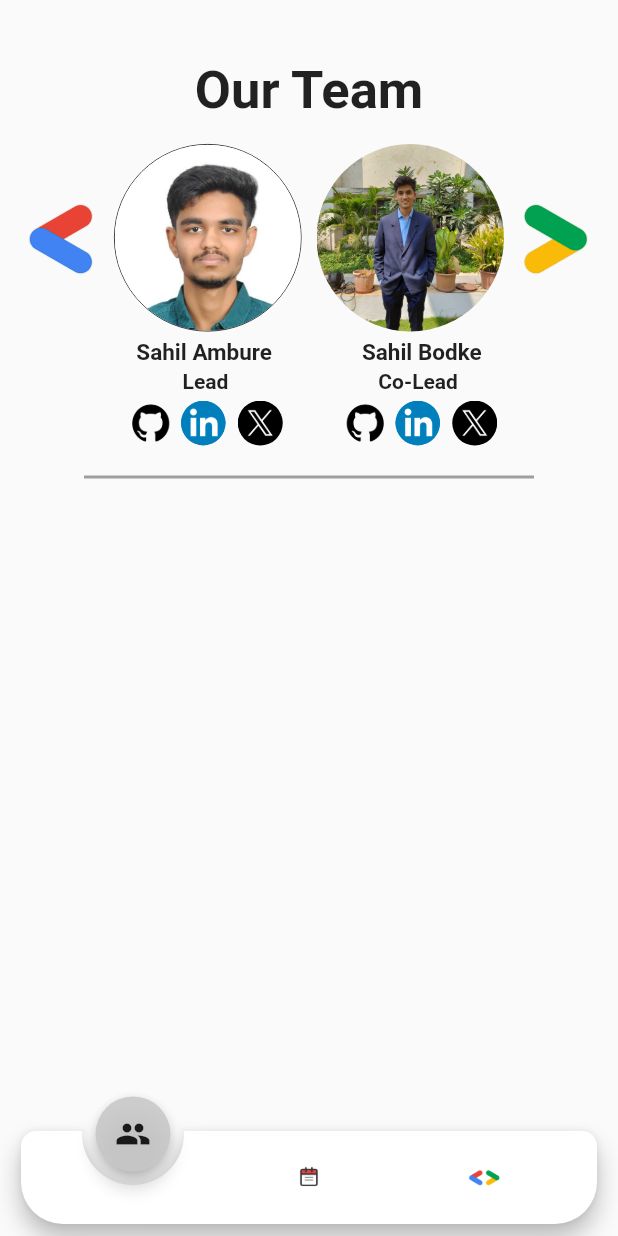
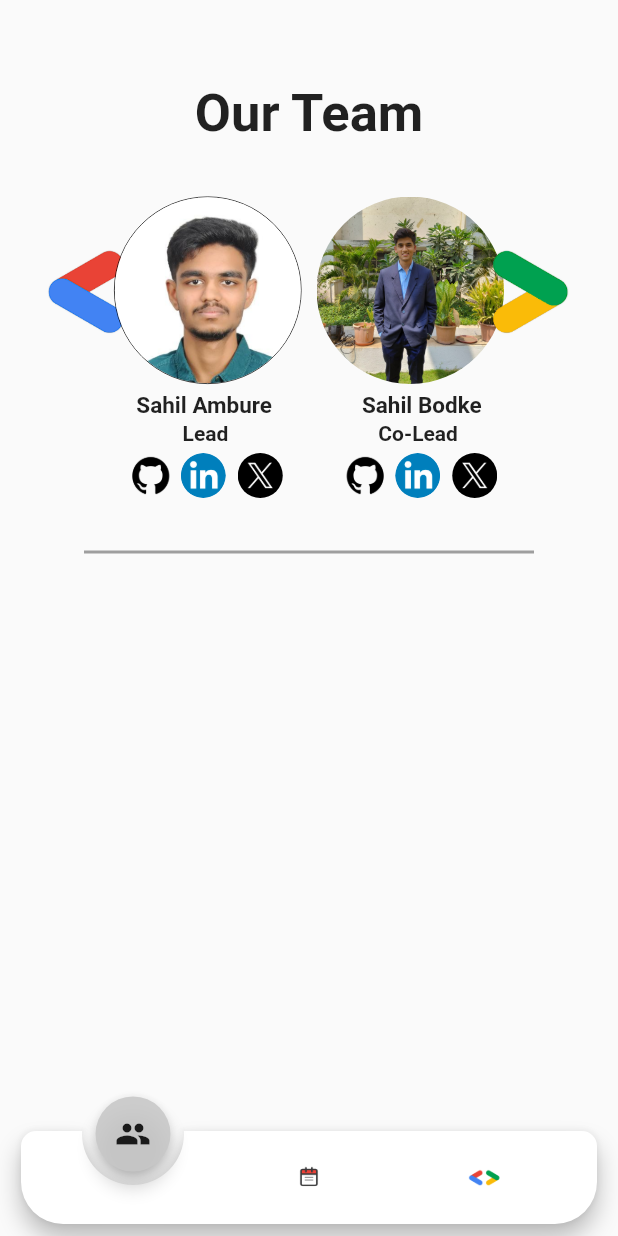
Before and after one commit to tanmaybhole18/GDSCMGMCETAPP, a Flutter app: the first screen one second after launch, on a phone screen of 412 x 824 dp. Run offline on Flutter 3.47's test engine with Material 2 defaults, Android fonts, the phone set to English and light mode, and no system bars; drawn by our look-alikes of animated_notch_bottom_bar, flutter_animate.

Commit message:
fivth commit

```diff
--- a/lib/TeamPageHelper/leads.dart
+++ b/lib/TeamPageHelper/leads.dart
@@ -1,19 +1,84 @@
 import 'package:flutter/material.dart';
+import 'package:flutter_animate/flutter_animate.dart';
 
-class Leads extends StatelessWidget {
-  const Leads({super.key});
+class Leads extends StatefulWidget {
+  const Leads({Key? key}) : super(key: key);
+
+  @override
+  _LeadsState createState() => _LeadsState();
+}
+
+class _LeadsState extends State<Leads> with SingleTickerProviderStateMixin {
+  late AnimationController _controller;
+  late Animation<double> _scaleAnimation;
+  late Animation<double> _positionAnimation;
+  late Animation<double> _scaleAnimation1;
+  late Animation<double> _positionAnimation1;
+
+  @override
+  void initState() {
+    super.initState();
+    _controller = AnimationController(
+      vsync: this,
+      duration: Duration(seconds: 1),
+    );
+
+    _scaleAnimation = Tween<double>(
+      begin: 2, // Starting scale (big)
+      end: 1, // Ending scale (small)
+    ).animate(_controller);
+
+    _positionAnimation = Tween<double>(
+      begin: 70.0, // Starting position (center)
+      end: 0.0, // Ending position (right)
+    ).animate(_controller);
+
+    _scaleAnimation1 = Tween<double>(
+      begin: 2, // Starting scale (big)
+      end: 1, // Ending scale (small)
+    ).animate(_controller);
+
+    _positionAnimation1 = Tween<double>(
+      begin: -70.0, // Starting position (center)
+      end: 0.0, // Ending position (right)
+    ).animate(_controller);
+
+    _controller.forward();
+  }
+
+  @override
+  void dispose() {
+    _controller.dispose();
+    super.dispose();
+  }
 
   @override
   Widget build(BuildContext context) {
     return Column(children: [
+      Stack(
+        alignment: Alignment.center,
+        children: [
           Row(
             crossAxisAlignment: CrossAxisAlignment.center,
             mainAxisAlignment: MainAxisAlignment.center,
             children: [
-          Image.asset(
+              AnimatedBuilder(
+                animation: _controller,
+                builder: (context, child) {
+                  return Transform.scale(
+                    scale: _scaleAnimation.value, // Apply the scale animation
+                    child: Transform.translate(
+                      offset: Offset(_positionAnimation.value,
+                          0.0), // Apply the X-axis translation
+                      child: child,
+                    ),
+                  );
+                },
+                child: Image.asset(
                   'assets/GDSC left.png',
                   height: 70,
                   width: 70,
+                ),
               ),
               Container(
                 height: 125,
@@ -21,8 +86,7 @@ class Leads extends StatelessWidget {
                 decoration: BoxDecoration(
                   shape: BoxShape.circle,
                   border: Border.all(
-                color: const Color.fromARGB(
-                    255, 0, 0, 0), // Border color
+                    color: const Color.fromARGB(255, 0, 0, 0), // Border color
                     width: 0.5, // Border width
                   ),
                 ),
@@ -30,8 +94,9 @@ class Leads extends StatelessWidget {
                   child: Image.asset(
                     'assets/sahila.jpg',
                     fit: BoxFit.cover,
-            )),
                   ),
+                ),
+              ).animate().fade(delay: Duration(seconds: 1)),
               const SizedBox(
                 width: 10,
               ),
@@ -41,11 +106,27 @@ class Leads extends StatelessWidget {
                   height: 125,
                   width: 125,
                   fit: BoxFit.cover,
-          )),
-          Image.asset(
+                ),
+              ).animate().fade(delay: Duration(seconds: 1)),
+              AnimatedBuilder(
+                animation: _controller,
+                builder: (context, child) {
+                  return Transform.scale(
+                    scale: _scaleAnimation1.value, // Apply the scale animation
+                    child: Transform.translate(
+                      offset: Offset(_positionAnimation1.value,
+                          0.0), // Apply the X-axis translation
+                      child: child,
+                    ),
+                  );
+                },
+                child: Image.asset(
                   'assets/GDSC right.png',
                   height: 70,
                   width: 70,
+                ),
+              ),
+            ],
           ),
         ],
       ),
@@ -58,16 +139,14 @@ class Leads extends StatelessWidget {
         children: [
           Text(
             "Sahil Ambure",
-            style: TextStyle(
-                fontWeight: FontWeight.bold, fontSize: 15),
+            style: TextStyle(fontWeight: FontWeight.bold, fontSize: 15),
           ),
           SizedBox(
             width: 60,
           ),
           Text(
             "Sahil Bodke",
-            style: TextStyle(
-                fontWeight: FontWeight.bold, fontSize: 15),
+            style: TextStyle(fontWeight: FontWeight.bold, fontSize: 15),
           ),
         ],
       ),
@@ -104,42 +183,36 @@ class Leads extends StatelessWidget {
           SizedBox(
               height: 40,
               width: 40,
-              child:
-                  ClipOval(child: Image.asset('assets/git.png'))),
+              child: ClipOval(child: Image.asset('assets/git.png'))),
           SizedBox(
               height: 30,
               width: 30,
-              child: ClipOval(
-                  child: Image.asset('assets/linked.png'))),
+              child: ClipOval(child: Image.asset('assets/linked.png'))),
           const SizedBox(
             width: 8,
           ),
           SizedBox(
               height: 30,
               width: 30,
-              child: ClipOval(
-                  child: Image.asset('assets/twitter.jpeg'))),
+              child: ClipOval(child: Image.asset('assets/twitter.jpeg'))),
           const SizedBox(
             width: 35,
           ),
           SizedBox(
               height: 40,
               width: 40,
-              child:
-                  ClipOval(child: Image.asset('assets/git.png'))),
+              child: ClipOval(child: Image.asset('assets/git.png'))),
           SizedBox(
               height: 30,
               width: 30,
-              child: ClipOval(
-                  child: Image.asset('assets/linked.png'))),
+              child: ClipOval(child: Image.asset('assets/linked.png'))),
           const SizedBox(
             width: 8,
           ),
           SizedBox(
               height: 30,
               width: 30,
-              child: ClipOval(
-                  child: Image.asset('assets/twitter.jpeg'))),
+              child: ClipOval(child: Image.asset('assets/twitter.jpeg'))),
         ],
       ),
     ]);
--- a/lib/TeamPageHelper/teamlist.dart
+++ b/lib/TeamPageHelper/teamlist.dart
@@ -15,6 +15,7 @@ class TeamList extends StatelessWidget {
           return Padding(
             padding: const EdgeInsets.only(left: 10, bottom: 10),
             child: Container(
+              width: 330,
               decoration: BoxDecoration(
                 borderRadius: BorderRadius.circular(15),
                 color: const Color.fromARGB(255, 182, 182, 182),
@@ -64,7 +65,7 @@ class TeamList extends StatelessWidget {
                           fontSize: 18,
                           color: Colors.white)),
                   const SizedBox(
-                    height: 4,
+                    height: 7,
                   ),
                   Row(
                       crossAxisAlignment: CrossAxisAlignment.center,
@@ -90,7 +91,7 @@ class TeamList extends StatelessWidget {
                                 child: Image.asset('assets/twitter.jpeg'))),
                       ]),
                   const SizedBox(
-                    height: 3,
+                    height: 7,
                   ),
                   Row(
                     crossAxisAlignment: CrossAxisAlignment.center,
--- a/lib/pages/teampage.dart
+++ b/lib/pages/teampage.dart
@@ -47,21 +47,21 @@ class _TeamPageState extends State<TeamPage> {
             mainAxisAlignment: MainAxisAlignment.center,
             children: [
               const Padding(
-                padding: EdgeInsets.only(top: 40),
+                padding: EdgeInsets.only(top: 55),
                 child: Text(
                   "Our Team",
                   style: TextStyle(fontSize: 35, fontWeight: FontWeight.bold),
                 ),
               ),
               const SizedBox(
-                height: 15,
+                height: 35,
               ),
               SizedBox(
                 width: MediaQuery.of(context).size.width,
                 child: Leads(),
               ),
               const SizedBox(
-                height: 15,
+                height: 30,
               ),
               Row(
                   crossAxisAlignment: CrossAxisAlignment.center,
@@ -74,7 +74,7 @@ class _TeamPageState extends State<TeamPage> {
                     ),
                   ]),
               const SizedBox(
-                height: 35,
+                height: 45,
               ),
               Expanded(
                 child: TeamList(),
--- a/pubspec.yaml
+++ b/pubspec.yaml
@@ -34,6 +34,7 @@ dependencies:
   cupertino_icons: ^1.0.6
   google_nav_bar: ^5.0.6
   animated_notch_bottom_bar: ^1.0.0
+  flutter_animate: ^4.2.0+1
 
   # The following adds the Cupertino Icons font to your application.
   # Use with the CupertinoIcons class for iOS style icons.
```
Also changed, not shown: pubspec.lock. Lines whose indentation alone changed are shown as unchanged.
